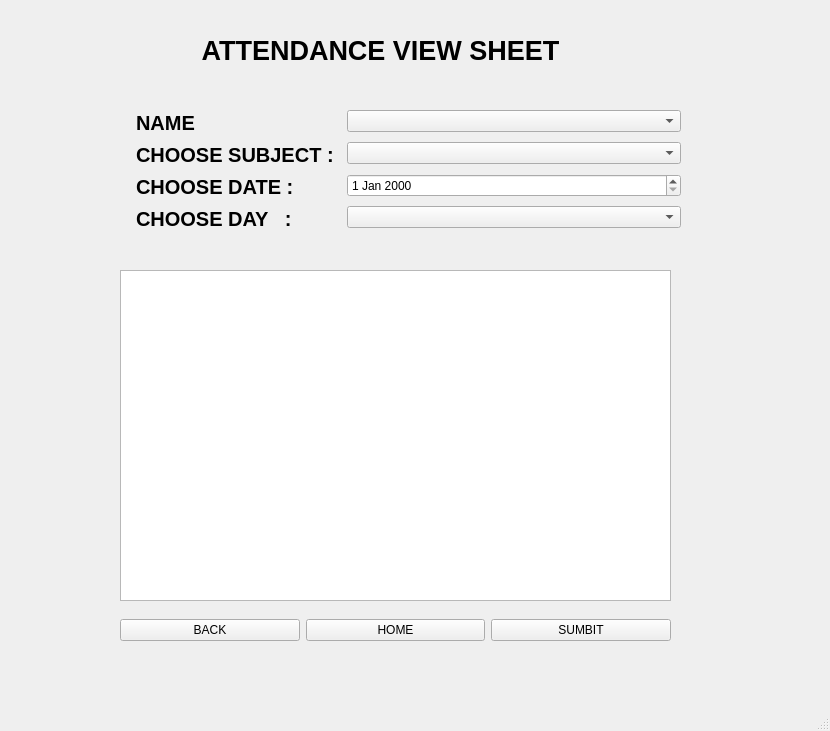
Old version of the form studentattendanceview.ui in the repository Shasank12345/QT_PROJECT.
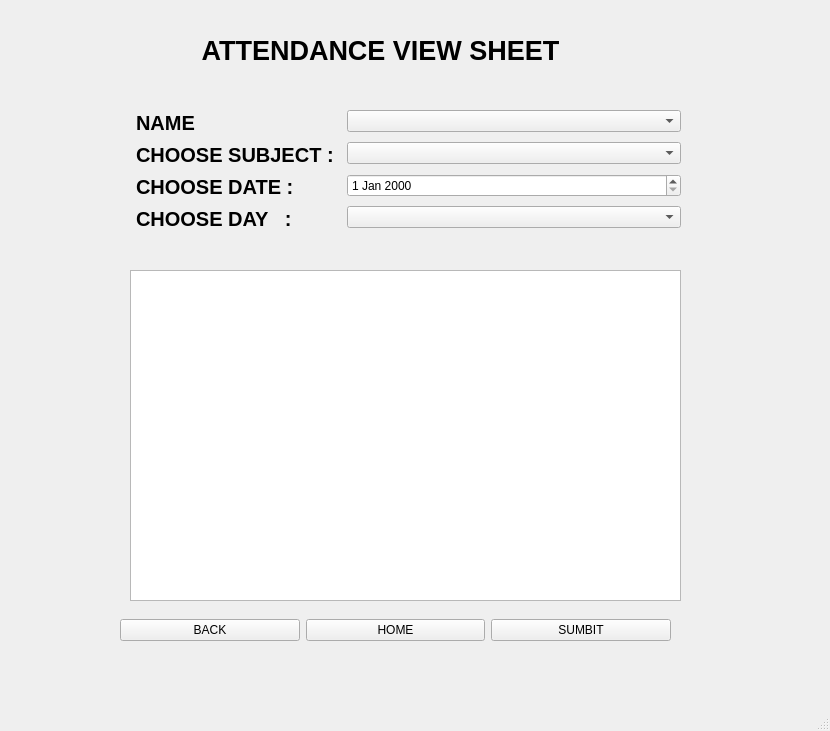
New version of the form. Icons and pictures are not drawn.

```diff
--- a/studentattendanceview.ui
+++ b/studentattendanceview.ui
@@ -20,7 +20,7 @@
    <widget class="QTableView" name="tableView">
     <property name="geometry">
      <rect>
-      <x>120</x>
+      <x>130</x>
       <y>270</y>
       <width>551</width>
       <height>331</height>
```
